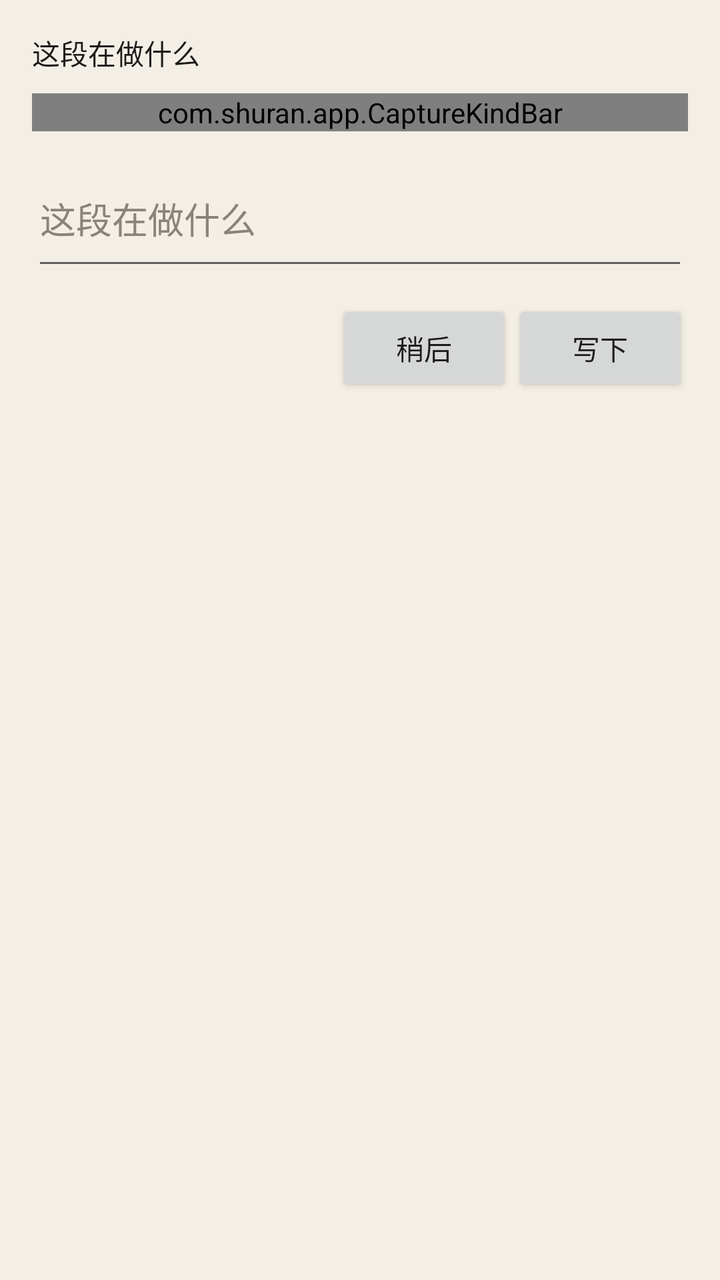
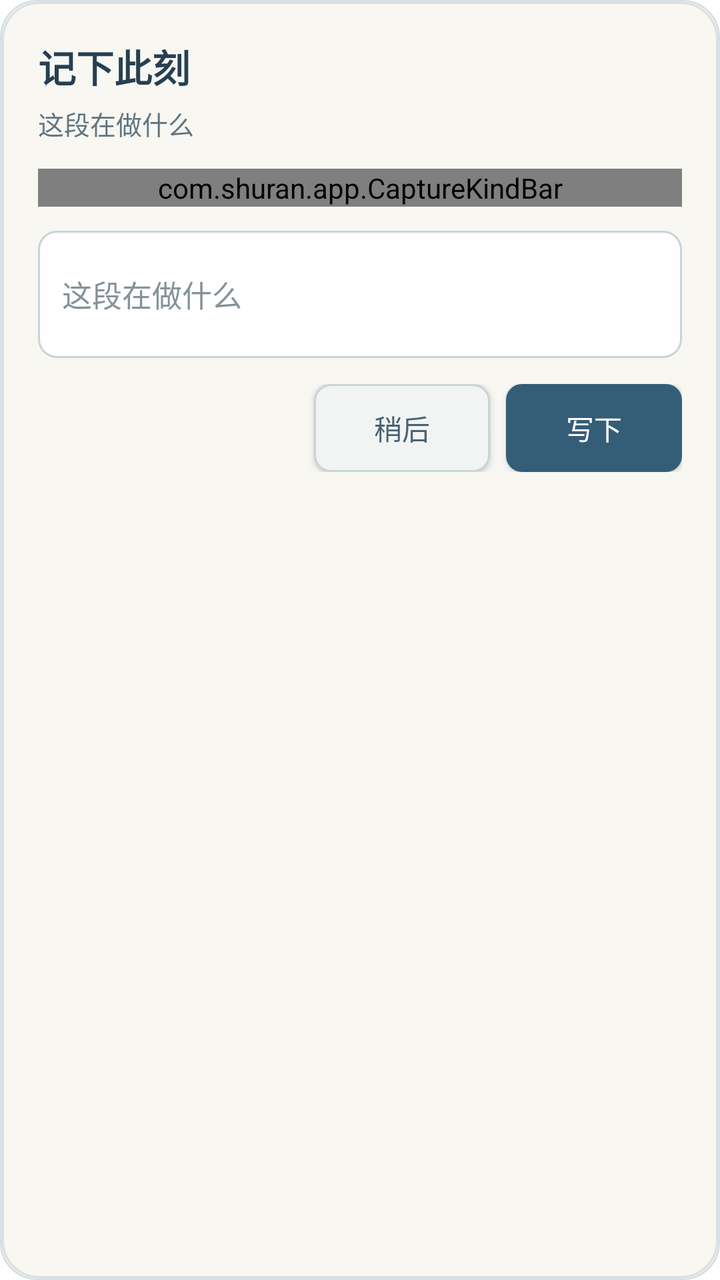

The first picture is an Android layout as it rendered before a commit; the second is the same layout after the commit. The layout source and the unified diff follow.
<!-- AndroidManifest.xml: activity theme Theme.Shuran.Punch -->
<!-- res/layout/activity_time_log_punch.xml -->
<?xml version="1.0" encoding="utf-8"?>

<LinearLayout xmlns:android="http://schemas.android.com/apk/res/android"
    android:layout_width="match_parent"
    android:layout_height="wrap_content"
    android:background="#F3EFE6"
    android:orientation="vertical"
    android:padding="16dp">

    <TextView
        android:id="@+id/timelog_punch_hint"
        android:layout_width="match_parent"
        android:layout_height="wrap_content"
        android:text="@string/timelog_overlay_hint"
        android:textColor="#1C1B19"
        android:textSize="14sp" />

    <com.shuran.app.CaptureKindBar
        android:id="@+id/capture_kind_bar"
        android:layout_width="match_parent"
        android:layout_height="wrap_content"
        android:layout_marginTop="10dp" />

    <EditText
        android:id="@+id/timelog_punch_input"
        android:layout_width="match_parent"
        android:layout_height="wrap_content"
        android:layout_marginTop="10dp"
        android:hint="@string/timelog_overlay_hint"
        android:inputType="textCapSentences|textMultiLine"
        android:maxLength="500"
        android:minLines="2"
        android:textColor="#1C1B19"
        android:textColorHint="#8A8478" />

    <LinearLayout
        android:layout_width="match_parent"
        android:layout_height="wrap_content"
        android:layout_marginTop="10dp"
        android:gravity="end"
        android:orientation="horizontal">

        <Button
            android:id="@+id/timelog_punch_later"
            android:layout_width="wrap_content"
            android:layout_height="wrap_content"
            android:text="@string/timelog_overlay_later" />

        <Button
            android:id="@+id/timelog_punch_save"
            android:layout_width="wrap_content"
            android:layout_height="wrap_content"
            android:text="@string/timelog_overlay_save" />
    </LinearLayout>
</LinearLayout>
<!-- resources referenced by this layout -->
<resources>
  <string name="timelog_overlay_hint">这段在做什么</string>
  <string name="timelog_overlay_later">稍后</string>
  <string name="timelog_overlay_save">写下</string>
  <style name="Theme.Shuran.Punch" parent="android:Theme.Material.Light.Dialog">
          <item name="android:windowBackground">@color/punch_bg</item>
          <item name="android:windowIsFloating">true</item>
          <item name="android:backgroundDimEnabled">true</item>
          <item name="android:windowNoTitle">true</item>
          <item name="android:windowCloseOnTouchOutside">true</item>
      </style>
  <color name="punch_bg">#F3EFE6</color>
</resources>

<!-- the commit's change to res/layout/activity_time_log_punch.xml (unified diff, before → after) -->
@@ -3,53 +3,82 @@
 <LinearLayout xmlns:android="http://schemas.android.com/apk/res/android"
     android:layout_width="match_parent"
     android:layout_height="wrap_content"
-    android:background="#F3EFE6"
+    android:background="@drawable/punch_card_background"
     android:orientation="vertical"
-    android:padding="16dp">
+    android:padding="18dp">
+
+    <TextView
+        android:id="@+id/timelog_punch_title"
+        android:layout_width="match_parent"
+        android:layout_height="wrap_content"
+        android:text="@string/timelog_overlay_card_title"
+        android:textColor="#263F52"
+        android:textSize="19sp"
+        android:textStyle="bold" />
 
     <TextView
         android:id="@+id/timelog_punch_hint"
         android:layout_width="match_parent"
         android:layout_height="wrap_content"
+        android:layout_marginTop="5dp"
         android:text="@string/timelog_overlay_hint"
-        android:textColor="#1C1B19"
-        android:textSize="14sp" />
+        android:textColor="#627581"
+        android:textSize="13sp"
+        android:lineSpacingExtra="2dp" />
 
     <com.shuran.app.CaptureKindBar
         android:id="@+id/capture_kind_bar"
         android:layout_width="match_parent"
         android:layout_height="wrap_content"
-        android:layout_marginTop="10dp" />
+        android:layout_marginTop="13dp" />
 
     <EditText
         android:id="@+id/timelog_punch_input"
         android:layout_width="match_parent"
         android:layout_height="wrap_content"
-        android:layout_marginTop="10dp"
+        android:layout_marginTop="12dp"
+        android:background="@drawable/punch_input_background"
         android:hint="@string/timelog_overlay_hint"
         android:inputType="textCapSentences|textMultiLine"
         android:maxLength="500"
         android:minLines="2"
-        android:textColor="#1C1B19"
-        android:textColorHint="#8A8478" />
+        android:padding="12dp"
+        android:textColor="#263F52"
+        android:textColorHint="#84939A"
+        android:textSize="15sp" />
 
     <LinearLayout
         android:layout_width="match_parent"
         android:layout_height="wrap_content"
-        android:layout_marginTop="10dp"
-        android:gravity="end"
+        android:layout_marginTop="13dp"
+        android:gravity="center_vertical|end"
         android:orientation="horizontal">
 
         <Button
             android:id="@+id/timelog_punch_later"
             android:layout_width="wrap_content"
             android:layout_height="wrap_content"
-            android:text="@string/timelog_overlay_later" />
+            android:background="@drawable/punch_button_secondary"
+            android:minHeight="44dp"
+            android:paddingStart="18dp"
+            android:paddingEnd="18dp"
+            android:text="@string/timelog_overlay_later"
+            android:textAllCaps="false"
+            android:textColor="#476274"
+            android:textSize="14sp" />
 
         <Button
             android:id="@+id/timelog_punch_save"
             android:layout_width="wrap_content"
             android:layout_height="wrap_content"
-            android:text="@string/timelog_overlay_save" />
+            android:layout_marginStart="8dp"
+            android:background="@drawable/punch_button_primary"
+            android:minHeight="44dp"
+            android:paddingStart="20dp"
+            android:paddingEnd="20dp"
+            android:text="@string/timelog_overlay_save"
+            android:textAllCaps="false"
+            android:textColor="#FFFFFF"
+            android:textSize="14sp" />
     </LinearLayout>
 </LinearLayout>
<!-- resource entries referenced after the edit -->
@@ -1,15 +1,43 @@
 <!-- resources referenced by this layout -->
 <resources>
+  <!-- drawable punch_button_primary (drawable) -->
+  <?xml version="1.0" encoding="utf-8"?>
+  <selector xmlns:android="http://schemas.android.com/apk/res/android">
+      <item android:state_enabled="false"><shape android:shape="rectangle"><solid android:color="#9AAEB8"/><corners android:radius="8dp"/></shape></item>
+      <item><shape android:shape="rectangle"><solid android:color="#345E77"/><corners android:radius="8dp"/></shape></item>
+  </selector>
+  <!-- drawable punch_button_secondary (drawable) -->
+  <?xml version="1.0" encoding="utf-8"?>
+  <shape xmlns:android="http://schemas.android.com/apk/res/android" android:shape="rectangle">
+      <solid android:color="#F1F4F2" />
+      <stroke android:width="1dp" android:color="#C7D4D8" />
+      <corners android:radius="8dp" />
+  </shape>
+  <!-- drawable punch_card_background (drawable) -->
+  <?xml version="1.0" encoding="utf-8"?>
+  <shape xmlns:android="http://schemas.android.com/apk/res/android" android:shape="rectangle">
+      <solid android:color="#F8F7F2" />
+      <stroke android:width="1dp" android:color="#D7E0E2" />
+      <corners android:radius="18dp" />
+      <padding android:left="1dp" android:top="1dp" android:right="1dp" android:bottom="1dp" />
+  </shape>
+  <!-- drawable punch_input_background (drawable) -->
+  <?xml version="1.0" encoding="utf-8"?>
+  <shape xmlns:android="http://schemas.android.com/apk/res/android" android:shape="rectangle">
+      <solid android:color="#FFFFFF" />
+      <stroke android:width="1dp" android:color="#C7D4D8" />
+      <corners android:radius="9dp" />
+  </shape>
+  <string name="timelog_overlay_card_title">记下此刻</string>
   <string name="timelog_overlay_hint">这段在做什么</string>
   <string name="timelog_overlay_later">稍后</string>
   <string name="timelog_overlay_save">写下</string>
   <style name="Theme.Shuran.Punch" parent="android:Theme.Material.Light.Dialog">
-          <item name="android:windowBackground">@color/punch_bg</item>
+          <item name="android:windowBackground">@drawable/punch_card_background</item>
           <item name="android:windowIsFloating">true</item>
           <item name="android:backgroundDimEnabled">true</item>
           <item name="android:windowNoTitle">true</item>
           <item name="android:windowCloseOnTouchOutside">true</item>
       </style>
-  <color name="punch_bg">#F3EFE6</color>
 </resources>
 
